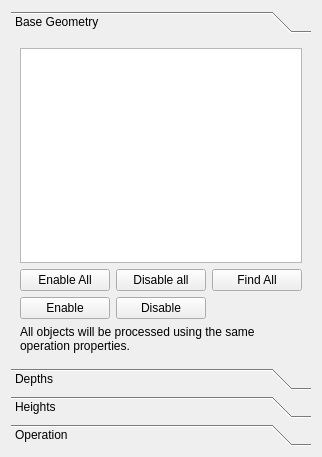
This is src/Mod/Path/Gui/Resources/panels/DrillingEdit.ui in berndhahnebach/All_FreeCAD as Qt 5 draws it before an edit. The edited form follows.
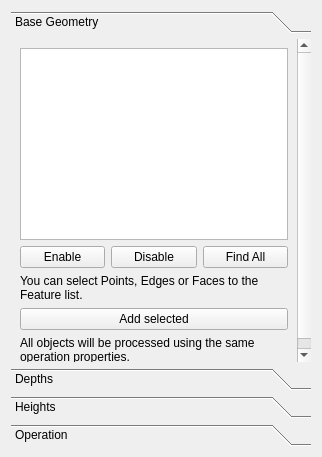
This is the edited form. The open tabs and pages were chosen to show the change. Icons and pictures are not drawn. Custom widgets are drawn as their Qt base class.

Commit message: Added support for Arch Panels. Added possibility to add custom features to drill

What changed in the file:
```diff
--- a/src/Mod/Path/Gui/Resources/panels/DrillingEdit.ui
+++ b/src/Mod/Path/Gui/Resources/panels/DrillingEdit.ui
@@ -50,36 +50,6 @@
         </widget>
        </item>
        <item row="1" column="0">
-        <widget class="QPushButton" name="uiEnableAll">
-         <property name="toolTip">
-          <string>Enable all features in the list.</string>
-         </property>
-         <property name="text">
-          <string>Enable All</string>
-         </property>
-        </widget>
-       </item>
-       <item row="1" column="1">
-        <widget class="QPushButton" name="uiDisableAll">
-         <property name="toolTip">
-          <string>Disable all features in the list</string>
-         </property>
-         <property name="text">
-          <string>Disable all</string>
-         </property>
-        </widget>
-       </item>
-       <item row="1" column="2">
-        <widget class="QPushButton" name="uiFindAllHoles">
-         <property name="toolTip">
-          <string>Update the path with the removed and reordered items.</string>
-         </property>
-         <property name="text">
-          <string>Find All</string>
-         </property>
-        </widget>
-       </item>
-       <item row="2" column="0">
         <widget class="QPushButton" name="uiEnableSelected">
          <property name="toolTip">
           <string>Enable selected items in the list</string>
@@ -89,7 +59,7 @@
          </property>
         </widget>
        </item>
-       <item row="2" column="1">
+       <item row="1" column="1">
         <widget class="QPushButton" name="uiDisableSelected">
          <property name="toolTip">
           <string>Disable selected items in the list.</string>
@@ -99,7 +69,40 @@
          </property>
         </widget>
        </item>
+       <item row="1" column="2">
+        <widget class="QPushButton" name="uiFindAllHoles">
+         <property name="toolTip">
+          <string>Update the path with the removed and reordered items.</string>
+         </property>
+         <property name="text">
+          <string>Find All</string>
+         </property>
+        </widget>
+       </item>
+       <item row="2" column="0" colspan="3">
+        <widget class="QLabel" name="label2">
+         <property name="text">
+          <string>You can select Points, Edges or Faces to the Feature list.</string>
+         </property>
+         <property name="textFormat">
+          <enum>Qt::AutoText</enum>
+         </property>
+         <property name="wordWrap">
+          <bool>true</bool>
+         </property>
+        </widget>
+       </item>
        <item row="3" column="0" colspan="3">
+        <widget class="QPushButton" name="uiAddSelected">
+         <property name="toolTip">
+          <string>Add selected items from Gui View to drill</string>
+         </property>
+         <property name="text">
+          <string>Add selected</string>
+         </property>
+        </widget>
+       </item>
+       <item row="4" column="0" colspan="3">
         <widget class="QLabel" name="label">
          <property name="text">
           <string>All objects will be processed using the same operation properties.</string>
```
The commit also changes 1 other file.
